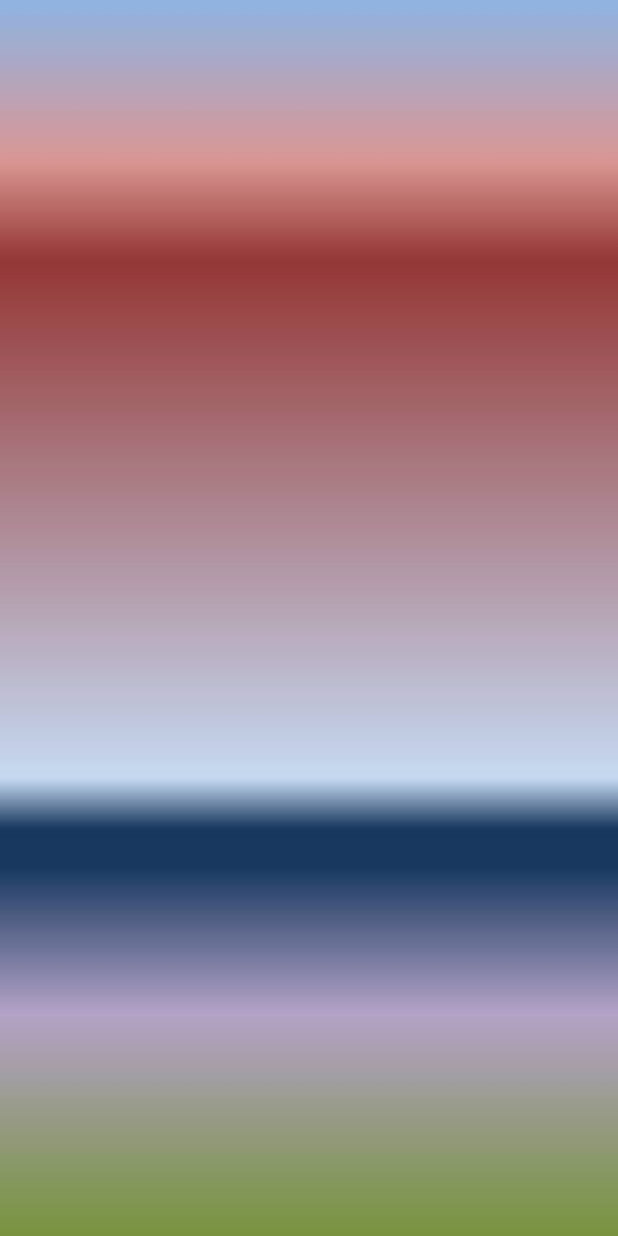
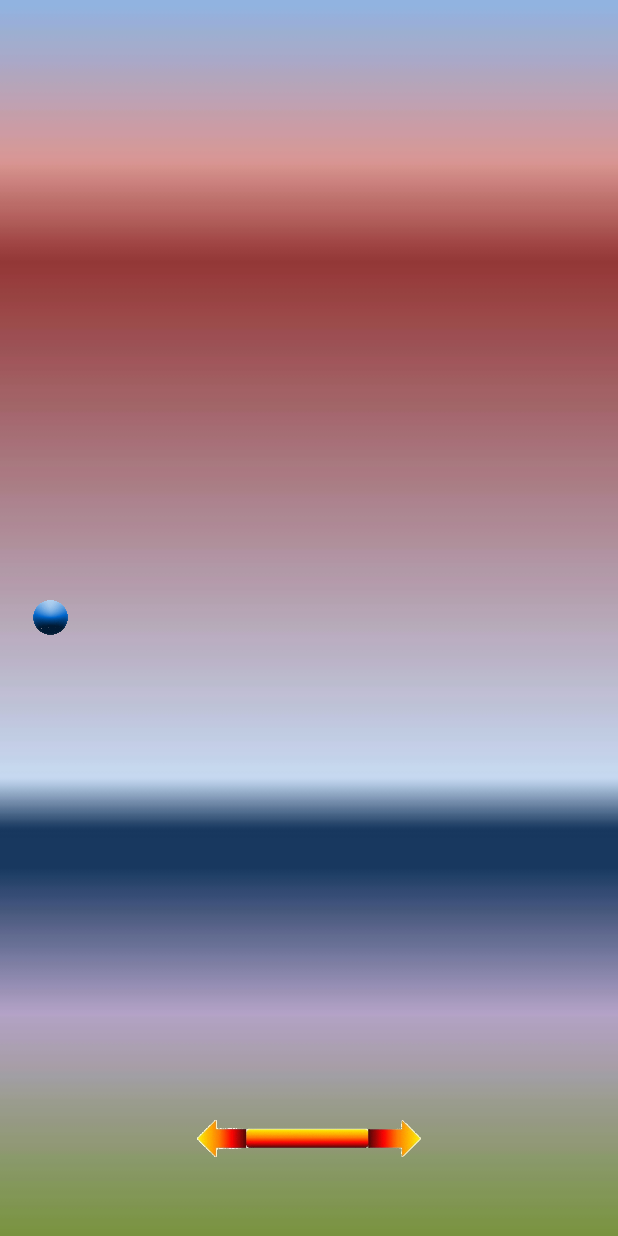
Before and after one commit to kaumil-gh/SmackerBalls, an Android app: the SinglePLayerScreen screen opened directly, with no data from a screen before it, on a phone screen of 412 x 824 dp. Run offline under Robolectric (Android 15) with nearby library versions, the light colour scheme and no system bars.

Commit message:
Slider and Ball addition
Objects for Slider and Ball developed and added as Images

```diff
--- a/app/src/main/res/layout/activity_single_player_screen.xml
+++ b/app/src/main/res/layout/activity_single_player_screen.xml
@@ -10,4 +10,22 @@
     tools:context="com.example.dell.smackerballs.SinglePLayerScreen"
     android:background="@drawable/spbg">
 
+    <ImageView
+        android:layout_width="150dp"
+        android:layout_height="40dp"
+        android:id="@+id/imageView"
+        android:layout_alignParentBottom="true"
+        android:layout_centerHorizontal="true"
+        android:layout_marginBottom="30dp"
+        android:src="@drawable/sliderT"
+        android:contentDescription="@string/SliderImage" />
+
+    <ImageView
+        android:layout_width="35dp"
+        android:layout_height="35dp"
+        android:id="@+id/imageView2"
+        android:layout_centerVertical="true"
+        android:layout_alignParentLeft="true"
+        android:layout_alignParentStart="true"
+        android:src="@drawable/ball" />
 </RelativeLayout>
--- a/app/src/main/res/values/strings.xml
+++ b/app/src/main/res/values/strings.xml
@@ -164,4 +164,5 @@
     <string name="Create">Create</string>
     <string name="Join">Join</string>
     <string name="InstructionsManual">Welcome Buddies!</string>
+    <string name="SliderImage">SliderImage</string>
 </resources>
```
Also changed, not shown: app/src/main/res/drawable/ball.gif (added), app/src/main/res/drawable/sliderT.gif (added).
